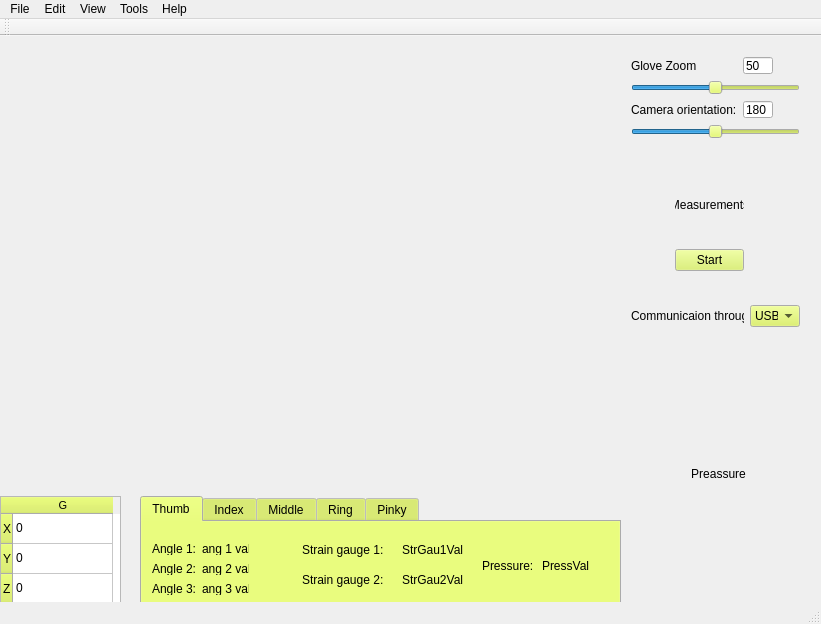
Qt form Projekt/SensorGloveQt/mainwindow.ui (DubelSoftwareSolutions/SensorHand_DataVisualisation) before a commit.
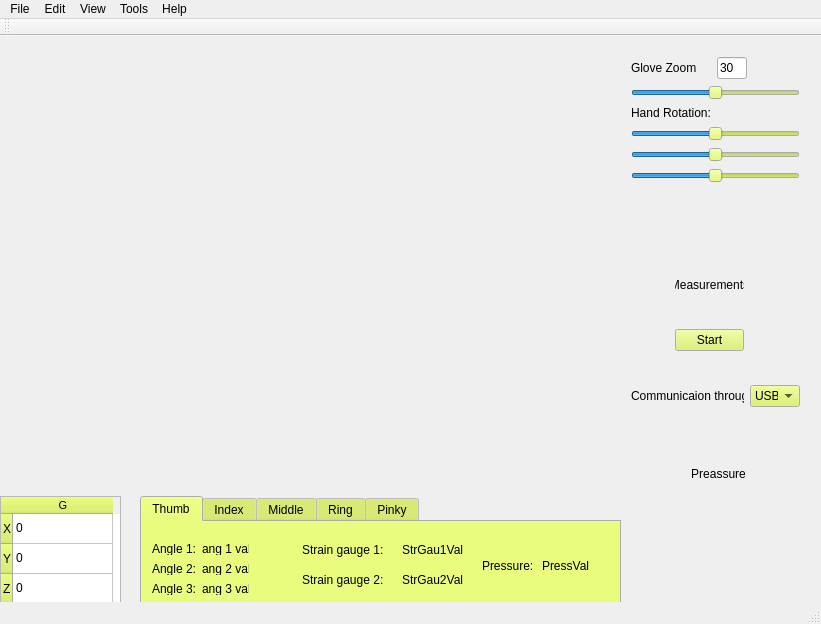
The same form after that commit.

```diff
--- a/Projekt/SensorGloveQt/mainwindow.ui
+++ b/Projekt/SensorGloveQt/mainwindow.ui
@@ -968,7 +968,7 @@
     <property name="geometry">
      <rect>
       <x>620</x>
-      <y>120</y>
+      <y>200</y>
       <width>191</width>
       <height>211</height>
      </rect>
@@ -1080,7 +1080,7 @@
       <x>620</x>
       <y>10</y>
       <width>191</width>
-      <height>104</height>
+      <height>181</height>
      </rect>
     </property>
     <layout class="QFormLayout" name="ConfigurationLayout">
@@ -1100,7 +1100,7 @@
         </size>
        </property>
        <property name="text">
-        <string>50</string>
+        <string>30</string>
        </property>
        <property name="maxLength">
         <number>3</number>
@@ -1110,6 +1110,13 @@
        </property>
       </widget>
      </item>
+     <item row="2" column="0">
+      <widget class="QLabel" name="CameraOrientationLabel">
+       <property name="text">
+        <string>Hand Rotation:</string>
+       </property>
+      </widget>
+     </item>
      <item row="1" column="0" colspan="2">
       <widget class="QSlider" name="GloveZoomSlider">
        <property name="minimum">
@@ -1126,37 +1133,52 @@
        </property>
       </widget>
      </item>
-     <item row="2" column="0">
-      <widget class="QLabel" name="CameraOrientationLabel">
-       <property name="text">
-        <string>Camera orientation:</string>
+     <item row="4" column="0" colspan="2">
+      <widget class="QSlider" name="CameraOrientationSlider_2">
+       <property name="minimum">
+        <number>-180</number>
+       </property>
+       <property name="maximum">
+        <number>180</number>
+       </property>
+       <property name="value">
+        <number>0</number>
+       </property>
+       <property name="orientation">
+        <enum>Qt::Horizontal</enum>
        </property>
       </widget>
      </item>
-     <item row="2" column="1">
-      <widget class="QLineEdit" name="CameraOrientationLineEdit">
-       <property name="maximumSize">
-        <size>
-         <width>30</width>
-         <height>16777215</height>
-        </size>
+     <item row="5" column="0" colspan="2">
+      <widget class="QSlider" name="CameraOrientationSlider_3">
+       <property name="minimum">
+        <number>-180</number>
        </property>
-       <property name="text">
-        <string>180</string>
+       <property name="maximum">
+        <number>180</number>
        </property>
-       <property name="maxLength">
-        <number>3</number>
+       <property name="value">
+        <number>0</number>
+       </property>
+       <property name="orientation">
+        <enum>Qt::Horizontal</enum>
        </property>
       </widget>
      </item>
      <item row="3" column="0" colspan="2">
       <widget class="QSlider" name="CameraOrientationSlider">
+       <property name="minimum">
+        <number>-180</number>
+       </property>
        <property name="maximum">
-        <number>360</number>
-       </property>
-       <property name="value">
         <number>180</number>
        </property>
+       <property name="pageStep">
+        <number>10</number>
+       </property>
+       <property name="value">
+        <number>0</number>
+       </property>
        <property name="orientation">
         <enum>Qt::Horizontal</enum>
        </property>
```
